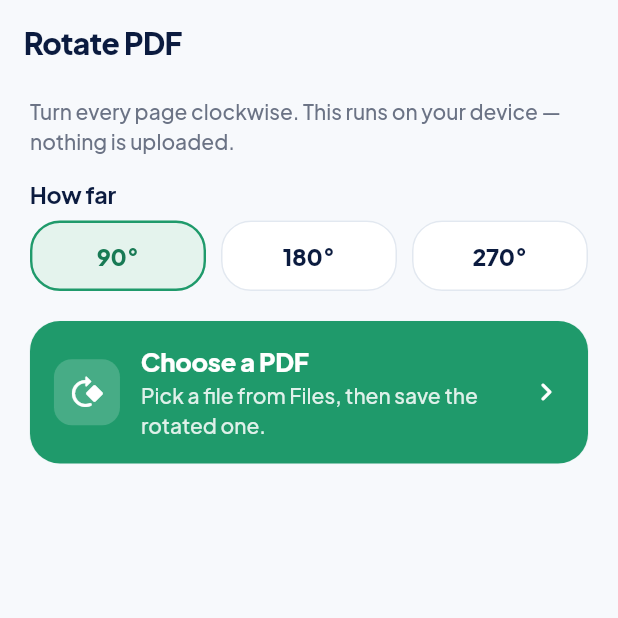
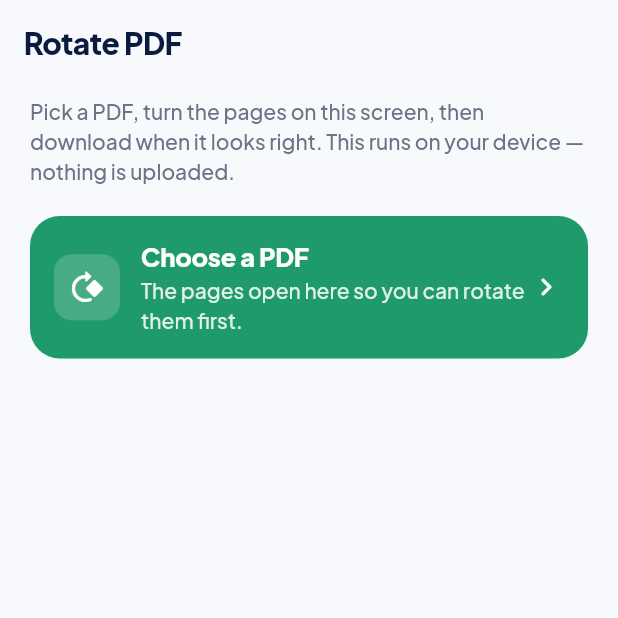
Before and after one commit to anubundu21-alt/scan, a Flutter app: the PdfRotateScreen screen opened by its route, after a tap on "Choose a PDF", on a phone screen of 412 x 824 dp, the top half of it. Run offline on Flutter 3.47's test engine with Material 3 defaults, Android fonts, the phone set to English and light mode, and no system bars; our stand-ins replace camera, file_picker, flutter_riverpod, go_router, image_picker, in_app_purchase and 7 more; missing offline and left inert: cunning_document_scanner, gal; accounts and stored records are empty.

Commit message:
[testflight] Preview Rotate PDF on screen, then download, 1.5.83+844
Co-authored-by: Cursor <cursoragent@cursor.com>

```diff
--- a/lib/features/library/presentation/help_screen.dart
+++ b/lib/features/library/presentation/help_screen.dart
@@ -92,8 +92,8 @@ class HelpScreen extends StatelessWidget {
     ),
     (
       'Rotate PDF',
-      'All tools → Rotate PDF. Choose 90°, 180° or 270° clockwise, then pick '
-          'a PDF. Every page is turned. Runs on this device.',
+      'All tools → Rotate PDF. Pick a PDF, turn the pages on screen, then '
+          'tap Download when it looks right. Runs on this device.',
     ),
     (
       'Page numbers',
--- a/lib/features/pro/domain/pdf_page_tools.dart
+++ b/lib/features/pro/domain/pdf_page_tools.dart
@@ -23,17 +23,29 @@ class PdfPageTools {
   /// the file without a lock, then a raster rebuild if that is missing.
   final Future<Uint8List> Function(Uint8List pdf, String password)? unlockPdf;
 
+  Future<List<Uint8List>> rasterPages(Uint8List pdfBytes) => _pages(pdfBytes);
+
   Future<Uint8List> rotate(
     Uint8List pdfBytes, {
     int quarterTurns = 1,
   }) async {
+    final pages = await _pages(pdfBytes);
+    return buildRotatedPdf(pages, quarterTurns: quarterTurns);
+  }
+
+  /// Bake [quarterTurns] into already-rastered pages. Zero turns writes the
+  /// preview as it is, so Download is honest when the user never rotated.
+  Future<Uint8List> buildRotatedPdf(
+    List<Uint8List> pages, {
+    required int quarterTurns,
+  }) async {
+    if (pages.isEmpty) {
+      throw StateError('That PDF has no pages that could be read.');
+    }
     final turns = quarterTurns % 4;
-    if (turns == 0) {
-      throw StateError('Choose how far to turn the pages.');
-    }
-    final pages = await _pages(pdfBytes);
     return convert.imagesToPdf([
-      for (final page in pages) rotateEncoded(page, quarterTurns: turns),
+      for (final page in pages)
+        turns == 0 ? page : rotateEncoded(page, quarterTurns: turns),
     ]);
   }
 
--- a/lib/features/pro/presentation/pdf_page_tool_screens.dart
+++ b/lib/features/pro/presentation/pdf_page_tool_screens.dart
@@ -8,7 +8,8 @@ import 'package:path/path.dart' as p;
 import 'package:scan2/features/pro/data/conversion_service.dart';
 import 'package:scan2/features/pro/domain/pdf_page_tools.dart';
 import 'package:scan2/features/pro/presentation/conversion_flow.dart';
-import 'package:scan2/features/pro/presentation/pdf_to_image_screen.dart';
+import 'package:scan2/core/haptics/app_haptics.dart';
+import 'package:scan2/core/theme/brand.dart';
 
 Future<({Uint8List bytes, String stem})?> _pickPdf({
   required void Function(String message) onWeb,
@@ -30,11 +31,20 @@ Future<({Uint8List bytes, String stem})?> _pickPdf({
   return (bytes: bytes, stem: stem.isEmpty ? 'document' : stem);
 }
 
-/// Turn every page 90°, 180° or 270° clockwise, then share the new PDF.
+/// Pick a PDF, turn the pages on screen, then download when it looks right.
 class PdfRotateScreen extends StatefulWidget {
-  const PdfRotateScreen({super.key, this.tools});
+  const PdfRotateScreen({
+    super.key,
+    this.tools,
+    this.initialPages,
+    this.initialStem = 'document',
+  });
 
   final PdfPageTools? tools;
+
+  /// Tests seed the preview so they never open the file picker.
+  final List<Uint8List>? initialPages;
+  final String initialStem;
 
   @override
   State<PdfRotateScreen> createState() => _PdfRotateScreenState();
@@ -43,30 +53,92 @@ class PdfRotateScreen extends StatefulWidget {
 class _PdfRotateScreenState extends State<PdfRotateScreen>
     with ConversionRunner<PdfRotateScreen> {
   PdfPageTools get _tools => widget.tools ?? const PdfPageTools();
-  int _quarterTurns = 1;
 
-  Future<void> _pickAndRotate() async {
-    if (isBusy) return;
+  List<Uint8List> _pages = const [];
+  String _stem = 'document';
+  int _turns = 0;
+  int _index = 0;
+  bool _reading = false;
+  PageController? _pager;
+
+  bool get _hasDocument => _pages.isNotEmpty;
+
+  @override
+  void initState() {
+    super.initState();
+    final seed = widget.initialPages;
+    if (seed != null && seed.isNotEmpty) {
+      _pages = seed;
+      _stem = widget.initialStem;
+      _pager = PageController();
+    }
+  }
+
+  @override
+  void dispose() {
+    _pager?.dispose();
+    super.dispose();
+  }
+
+  Future<void> _pick() async {
+    if (isBusy || _reading) return;
     final picked = await _pickPdf(onWeb: showConversionMessage);
     if (picked == null) return;
-    final turns = _quarterTurns;
+    setState(() => _reading = true);
+    try {
+      final pages = await _tools.rasterPages(picked.bytes);
+      if (!mounted) return;
+      _pager?.dispose();
+      setState(() {
+        _pages = pages;
+        _stem = picked.stem;
+        _turns = 0;
+        _index = 0;
+        _reading = false;
+        _pager = PageController();
+      });
+    } catch (e) {
+      await AppHaptics.error();
+      if (!mounted) return;
+      setState(() => _reading = false);
+      showConversionMessage(
+        e is StateError ? e.message : 'That PDF could not be read.',
+      );
+    }
+  }
+
+  void _rotate() {
+    if (!_hasDocument || isBusy || _reading) return;
+    AppHaptics.impactLight();
+    setState(() => _turns = (_turns + 1) % 4);
+  }
+
+  Future<void> _download() async {
+    if (!_hasDocument || isBusy || _reading) return;
+    final pages = _pages;
+    final turns = _turns;
+    final stem = _stem;
     await runConversion(
       (onProgress) async {
         onProgress(
           const ConversionStatus(
             stage: ConversionStage.converting,
-            message: 'Rotating pages…',
-            fraction: 0.45,
+            message: 'Building the PDF…',
+            fraction: 0.55,
           ),
         );
-        final bytes = await _tools.rotate(picked.bytes, quarterTurns: turns);
+        final bytes = await _tools.buildRotatedPdf(
+          pages,
+          quarterTurns: turns,
+        );
+        final suffix = turns % 4 == 0 ? '' : '-rotated';
         return ConvertedFile(
           bytes: bytes,
-          filename: '${picked.stem}-rotated.pdf',
+          filename: '$stem$suffix.pdf',
           mimeType: 'application/pdf',
         );
       },
-      doneMessage: 'PDF rotated.',
+      doneMessage: 'PDF ready to save.',
     );
   }
 
@@ -77,48 +149,171 @@ class _PdfRotateScreenState extends State<PdfRotateScreen>
       appBar: AppBar(title: const Text('Rotate PDF')),
       body: Stack(
         children: [
+          if (!_hasDocument)
             ListView(
               padding: const EdgeInsets.fromLTRB(20, 8, 20, 36),
               children: [
                 Text(
-                'Turn every page clockwise. This runs on your device — '
-                'nothing is uploaded.',
+                  'Pick a PDF, turn the pages on this screen, then download '
+                  'when it looks right. This runs on your device — nothing '
+                  'is uploaded.',
                   style: theme.textTheme.bodySmall,
-              ),
-              const SizedBox(height: 16),
-              Text('How far', style: theme.textTheme.titleSmall),
-              const SizedBox(height: 8),
-              Row(
-                children: [
-                  for (final entry in const [
-                    (1, '90°'),
-                    (2, '180°'),
-                    (3, '270°'),
-                  ]) ...[
-                    if (entry.$1 > 1) const SizedBox(width: 10),
-                    Expanded(
-                      child: PressableChip(
-                        label: entry.$2,
-                        selected: _quarterTurns == entry.$1,
-                        onTap: isBusy
-                            ? null
-                            : () => setState(() => _quarterTurns = entry.$1),
-                      ),
-                    ),
-                  ],
-                ],
                 ),
                 const SizedBox(height: 20),
                 ConversionUploadTile(
                   title: 'Choose a PDF',
-                subtitle: 'Pick a file from Files, then save the rotated one.',
+                  subtitle: 'The pages open here so you can rotate them first.',
                   icon: Icons.rotate_90_degrees_cw_rounded,
-                onPressed: isBusy ? null : _pickAndRotate,
+                  onPressed: _reading ? null : _pick,
+                ),
+              ],
+            )
+          else
+            Column(
+              children: [
+                Expanded(
+                  child: _Preview(
+                    pages: _pages,
+                    turns: _turns,
+                    pager: _pager,
+                    onPage: (i) => setState(() => _index = i),
+                  ),
+                ),
+                _RotateBar(
+                  pageLabel: _pages.length < 2
+                      ? null
+                      : '${_index + 1} of ${_pages.length}',
+                  onRotate: isBusy ? null : _rotate,
+                  onDownload: isBusy ? null : _download,
+                  onChooseAnother: isBusy ? null : _pick,
                 ),
               ],
             ),
+          if (_reading)
+            const ConversionOverlay(
+              status: ConversionStatus(
+                stage: ConversionStage.converting,
+                message: 'Reading pages…',
+                fraction: 0.35,
+              ),
+            ),
           ConversionOverlay(status: status),
         ],
+      ),
+    );
+  }
+}
+
+class _Preview extends StatelessWidget {
+  const _Preview({
+    required this.pages,
+    required this.turns,
+    required this.pager,
+    required this.onPage,
+  });
+
+  final List<Uint8List> pages;
+  final int turns;
+  final PageController? pager;
+  final ValueChanged<int> onPage;
+
+  @override
+  Widget build(BuildContext context) {
+    return ColoredBox(
+      color: Brand.canvas,
+      child: PageView.builder(
+        controller: pager,
+        itemCount: pages.length,
+        onPageChanged: onPage,
+        itemBuilder: (context, index) {
+          return Padding(
+            padding: const EdgeInsets.fromLTRB(20, 12, 20, 8),
+            child: Center(
+              child: FittedBox(
+                fit: BoxFit.contain,
+                child: RotatedBox(
+                  quarterTurns: turns,
+                  child: DecoratedBox(
+                    decoration: BoxDecoration(
+                      color: Colors.white,
+                      boxShadow: [
+                        BoxShadow(
+                          color: Brand.ink.withValues(alpha: 0.12),
+                          blurRadius: 18,
+                          offset: const Offset(0, 8),
+                        ),
+                      ],
+                    ),
+                    child: Image.memory(
+                      pages[index],
+                      gaplessPlayback: true,
+                      filterQuality: FilterQuality.medium,
+                    ),
+                  ),
+                ),
+              ),
+            ),
+          );
+        },
+      ),
+    );
+  }
+}
+
+class _RotateBar extends StatelessWidget {
+  const _RotateBar({
+    required this.pageLabel,
+    required this.onRotate,
+    required this.onDownload,
+    required this.onChooseAnother,
+  });
+
+  final String? pageLabel;
+  final VoidCallback? onRotate;
+  final VoidCallback? onDownload;
+  final VoidCallback? onChooseAnother;
+
+  @override
+  Widget build(BuildContext context) {
+    final theme = Theme.of(context);
+    return Material(
+      color: theme.colorScheme.surface,
+      child: SafeArea(
+        top: false,
+        child: Padding(
+          padding: const EdgeInsets.fromLTRB(20, 10, 20, 12),
+          child: Column(
+            mainAxisSize: MainAxisSize.min,
+            children: [
+              if (pageLabel != null) ...[
+                Text(pageLabel!, style: theme.textTheme.labelLarge),
+                const SizedBox(height: 10),
+              ],
+              Row(
+                children: [
+                  Expanded(
+                    child: OutlinedButton.icon(
+                      onPressed: onRotate,
+                      icon: const Icon(Icons.rotate_90_degrees_cw_rounded),
+                      label: const Text('Rotate'),
+                    ),
+                  ),
+                  const SizedBox(width: 10),
+                  Expanded(
+                    child: FilledButton(
+                      onPressed: onDownload,
+                      child: const Text('Download'),
+                    ),
+                  ),
+                ],
+              ),
+              TextButton(
+                onPressed: onChooseAnother,
+                child: const Text('Choose a different PDF'),
+              ),
+            ],
+          ),
+        ),
       ),
     );
   }
--- a/pubspec.yaml
+++ b/pubspec.yaml
@@ -1,7 +1,7 @@
 name: scan2
 description: "Scanella — an offline document scanner with live edge detection, auto-capture, perspective correction and scan filters."
 publish_to: 'none'
-version: 1.5.82+843
+version: 1.5.83+844
 
 environment:
   sdk: '^3.12.0'
```
Also changed, not shown: 3 other files. Lines whose indentation alone changed are shown as unchanged.
